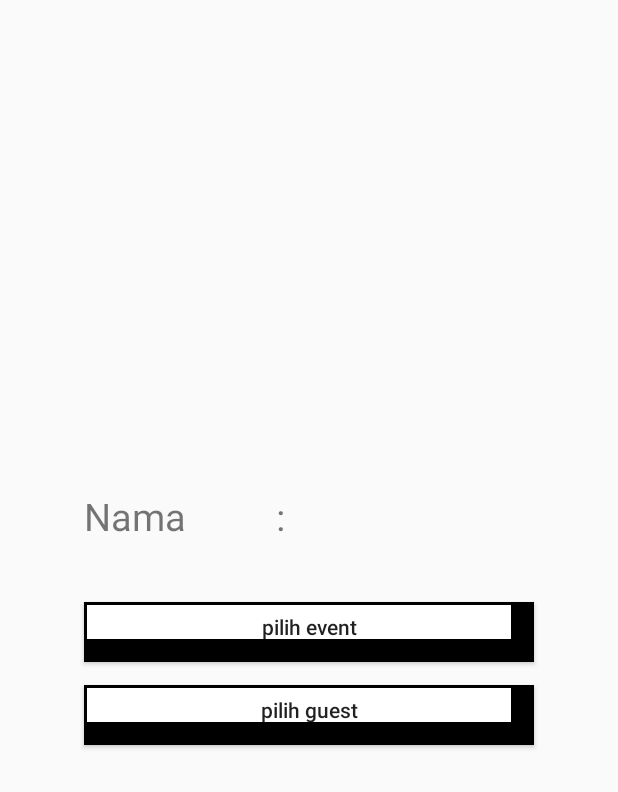
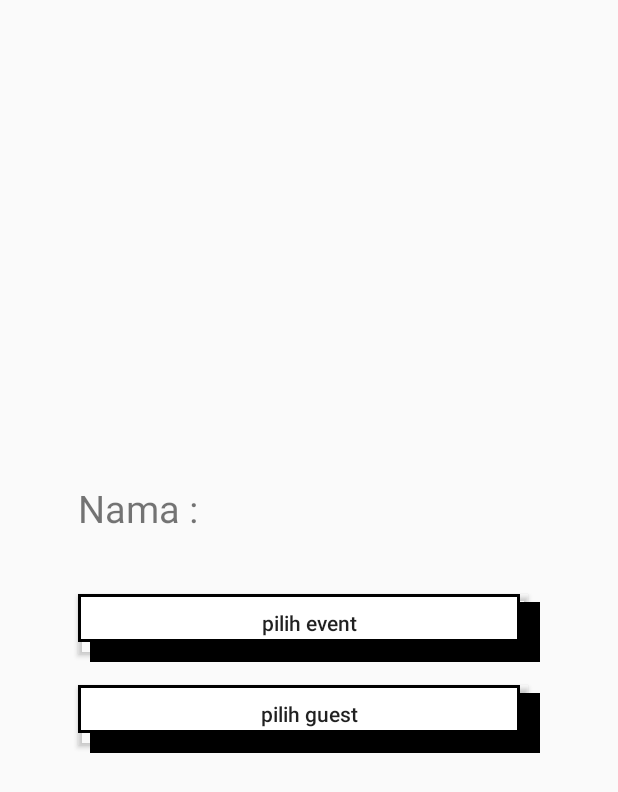
Before and after one commit to idewaputuwiprah/SuitMedia, an Android app: the screen it shows after launch (HomePage), after a tap on "NEXT", on a phone screen of 412 x 824 dp. Shown: the top 792 px of the screen. Run offline under Robolectric (Android 15) with nearby library versions, the phone set to English and light mode, and no system bars.

Commit message:
button fix

```diff
--- a/app/src/main/java/com/test/androidapps/DatabaseHelper.java
+++ b/app/src/main/java/com/test/androidapps/DatabaseHelper.java
@@ -41,6 +41,12 @@ public class DatabaseHelper extends SQLiteOpenHelper {
         else return true;
     }
 
+    public Cursor queryAll(){
+        SQLiteDatabase db = this.getWritableDatabase();
+        Cursor res = db.rawQuery("select * from " + TABLE_NAME,null);
+        return res;
+    }
+
     public Cursor queryGuest(String name){
         SQLiteDatabase db = this.getWritableDatabase();
         Cursor res = db.rawQuery("select * from " + TABLE_NAME + " where name = ?", new String[] { name });
--- a/app/src/main/java/com/test/androidapps/HomePage.java
+++ b/app/src/main/java/com/test/androidapps/HomePage.java
@@ -30,9 +30,9 @@ public class HomePage extends AppCompatActivity {
         setContentView(R.layout.activity_home_page);
 
         myDB = new DatabaseHelper(this);
+        checkDatabase();
 
 //      ----- if the guest table is empty then uncomment the code below -----
-
 //        insertDefaultDatabase();
 
         text_name = findViewById(R.id.yourname);
@@ -53,6 +53,17 @@ public class HomePage extends AppCompatActivity {
 //        myDB.insertData("Dede", "2014-06-06");
 //        myDB.insertData("Joko", "2014-02-12");
 //    }
+
+    private void checkDatabase(){
+        Cursor res = myDB.queryAll();
+        if(res.getCount() == 0) {
+            myDB.insertData("Andi", "2014-01-01");
+            myDB.insertData("Budi", "2014-02-02");
+            myDB.insertData("Charlie", "2014-03-03");
+            myDB.insertData("Dede", "2014-06-06");
+            myDB.insertData("Joko", "2014-02-12");
+        }
+    }
 
     public void onEventClick(View view) {
         Intent intentEvent = new Intent(this, EventPage.class);
--- a/app/src/main/res/layout/activity_home_page.xml
+++ b/app/src/main/res/layout/activity_home_page.xml
@@ -13,8 +13,8 @@
         android:id="@+id/textview_nama"
         android:layout_width="wrap_content"
         android:layout_height="wrap_content"
-        android:text="Nama          :"
-        android:textSize="25dp"/>
+        android:text="@string/nama"
+        android:textSize="25sp"/>
 
     <TextView
         android:id="@+id/yourname"
@@ -22,17 +22,18 @@
         android:layout_height="wrap_content"
         android:layout_toRightOf="@+id/textview_nama"
         android:text=" "
-        android:textSize="25dp"/>
+        android:textSize="25dp"
+        android:layout_toEndOf="@+id/textview_nama" />
 
     <Button
         android:id="@+id/event"
         android:layout_marginTop="40dp"
         android:paddingBottom="7dp"
         android:layout_below="@+id/textview_nama"
-        android:layout_width="300dp"
-        android:layout_height="40dp"
+        android:layout_width="308dp"
+        android:layout_height="45dp"
         android:background="@drawable/rotate"
-        android:text="pilih event"
+        android:text="@string/pilih_event"
         android:textAllCaps="false"
         android:onClick="onEventClick"/>
 
@@ -41,10 +42,10 @@
         android:layout_marginTop="15dp"
         android:paddingBottom="7dp"
         android:layout_below="@+id/event"
-        android:layout_width="300dp"
-        android:layout_height="40dp"
+        android:layout_width="308dp"
+        android:layout_height="45dp"
         android:background="@drawable/rotate"
-        android:text="pilih guest"
+        android:text="@string/pilih_guest"
         android:textAllCaps="false"
         android:onClick="onGuestClick"/>
 
--- a/app/src/main/res/values/strings.xml
+++ b/app/src/main/res/values/strings.xml
@@ -2,4 +2,7 @@
     <string name="app_name">Test</string>
     <string name="masukan_nama">masukan nama</string>
     <string name="next">NEXT</string>
+    <string name="nama">Nama :</string>
+    <string name="pilih_event">pilih event</string>
+    <string name="pilih_guest">pilih guest</string>
 </resources>
```
